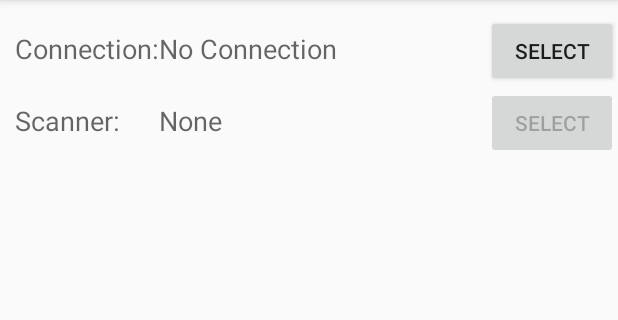
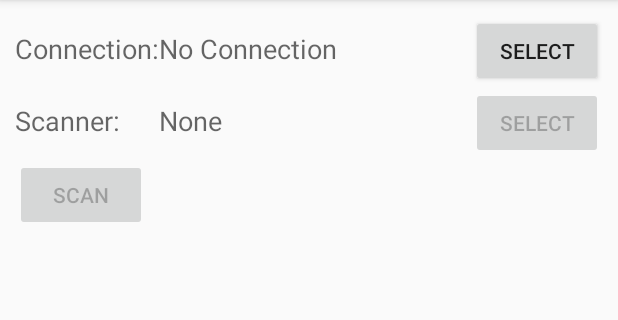
Before and after one commit to Samad-Simprints/Vero-Firmware, an Android app: the screen it shows after launch (MainActivity), on a phone screen of 412 x 824 dp, the part 84-404 px from its top. Run offline under Robolectric (Android 15) with nearby library versions, the phone set to English and light mode, and no system bars; 2 statements that could not run were skipped.

Commit message:
DemoConnection now returning data.
git-svn-id: http://svn:8000/svn/INDEX/trunk@11 71e9ff3b-2aa0-ee42-b4dd-db5a0b4f3664

```diff
--- a/sw/ForeTaste/app/src/main/java/uk/co/fentechnology/derek/foretaste/MainActivity.java
+++ b/sw/ForeTaste/app/src/main/java/uk/co/fentechnology/derek/foretaste/MainActivity.java
@@ -14,12 +14,15 @@ import android.widget.Toast;
 
 import com.simprints.scanner.library.Connection;
 import com.simprints.scanner.library.Connector;
+import com.simprints.scanner.library.Scanner;
+import com.simprints.scanner.library.Template;
 
 public class MainActivity extends AppCompatActivity {
   private Connector connector = Connector.getInstance();
   private static Connection connection = null;
   private static int connectionIndex;
   private static int scannerIndex = -1;
+  private static Scanner scanner;
   private ViewHolder viewHolder;
 
   @Override
@@ -60,6 +63,7 @@ public class MainActivity extends AppCompatActivity {
 
         case PICK_SCANNER:
           scannerIndex = data.getIntExtra("scanner",0);
+          scanner = new Scanner(connection);
           break;
       }
       viewHolder.update();
@@ -145,11 +149,20 @@ public class MainActivity extends AppCompatActivity {
     viewHolder.update();
   }
 
+  // button handler - scan
+  public void scan(View view) {
+    Template template = scanner.getTemplate();
+    viewHolder.showTemplate(template.getData());
+  }
+
+  // local class for view update
   class ViewHolder {
     private TextView connectNameTxt;
     private Button selectScannerBtn;
     private TextView scannerNameTxt;
     private Button selectConnectionBtn;
+    private Button scanBtn;
+    private TextView templateTxt;
 
     public ViewHolder(Activity activity)
     {
@@ -157,6 +170,8 @@ public class MainActivity extends AppCompatActivity {
       selectConnectionBtn = (Button) activity.findViewById(R.id.connectBtn);
       scannerNameTxt = (TextView) activity.findViewById(R.id.scannerName);
       selectScannerBtn = (Button) activity.findViewById(R.id.scannerBtn);
+      scanBtn = (Button) activity.findViewById(R.id.scanBtn);
+      templateTxt = (TextView) activity.findViewById(R.id.templateTxt);
     }
 
     public void setConnectName() {
@@ -180,11 +195,31 @@ public class MainActivity extends AppCompatActivity {
         selectScannerBtn.setEnabled(true);
       }
 
-      selectScannerBtn.setText((scannerIndex<0)? "Select": "Clear");
+      if (scannerIndex<0)
+      {
+        scanBtn.setEnabled(false);
+        selectScannerBtn.setText("Select");
+      }
+      else
+      {
+        scanBtn.setEnabled(true);
+        selectScannerBtn.setText("Clear");
+      }
 
       setConnectName();
       setScannerName();
     }
+
+    public void showTemplate(byte[] r) {
+      String str = "Template: ";
+
+      for ( byte b : r )
+      {
+        str = str.concat(String.valueOf((char)b));
+      }
+
+      templateTxt.setText(str);
+    }
   }
 
 }
--- a/sw/ForeTaste/app/src/main/res/layout/activity_main.xml
+++ b/sw/ForeTaste/app/src/main/res/layout/activity_main.xml
@@ -4,6 +4,7 @@
     android:layout_height="match_parent"
     android:layout_marginTop="10dp"
     android:layout_marginLeft="10dp"
+    android:layout_marginRight="10dp"
     android:orientation="horizontal"
     >
 
@@ -71,4 +72,27 @@
         android:onClick="selectScanner"
         android:enabled="false"/>
 
+    <Button
+        android:layout_width="wrap_content"
+        android:layout_height="wrap_content"
+        android:text="Scan"
+        android:id="@+id/scanBtn"
+        android:onClick="scan"
+        android:enabled="false"
+        android:layout_below="@+id/scannerBtn"
+        android:layout_alignParentLeft="true"
+        android:layout_alignParentStart="true"/>
+
+    <TextView
+        android:layout_width="fill_parent"
+        android:layout_height="fill_parent"
+        android:textAppearance="?android:attr/textAppearanceSmall"
+        android:id="@+id/templateTxt"
+        android:layout_below="@+id/scanBtn"
+        android:layout_alignParentLeft="true"
+        android:layout_alignParentStart="true"
+        android:layout_alignParentBottom="true"
+        android:layout_alignRight="@+id/scannerBtn"
+        android:layout_alignEnd="@+id/scannerBtn"/>
+
 </RelativeLayout>
--- a/sw/ForeTaste/com.simprints.scanner.library/src/main/java/com/simprints/scanner/library/Connection.java
+++ b/sw/ForeTaste/com.simprints.scanner.library/src/main/java/com/simprints/scanner/library/Connection.java
@@ -34,5 +34,5 @@ public abstract class Connection
   abstract public String deviceDetail(int index);
   abstract public void open(int index);
   abstract public void close();
-  abstract public void read();
+  abstract public void read(byte[] r);
 }
```
Also changed, not shown: sw/ForeTaste/com.simprints.scanner.library/src/main/java/com/simprints/scanner/library/DemoConnection.java (+10 -2 lines), sw/ForeTaste/com.simprints.scanner.library/src/main/java/com/simprints/scanner/library/Scanner.java (+9 -2 lines), sw/ForeTaste/com.simprints.scanner.library/src/main/java/com/simprints/scanner/library/Template.java (+9 -0 lines), 1 other file.
